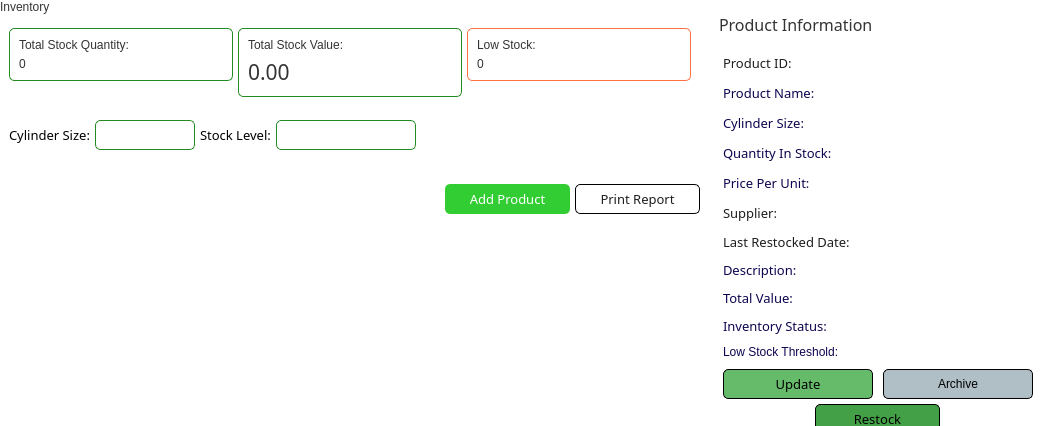
This is app/src/ui/NEW/inventory_page.ui in Kazu0210/Inventory-System as Qt 5 draws it before an edit; both pictures show x 0 to 1051 and y 0 to 426 of the 1051 by 771 pixel window. The edited form follows.
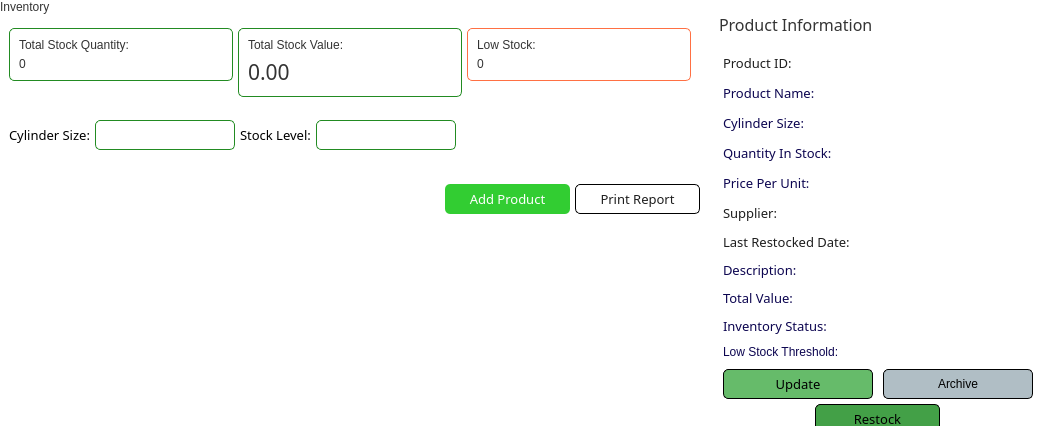
This is the edited form.

The edit to the form file:
```diff
--- a/app/src/ui/NEW/inventory_page.ui
+++ b/app/src/ui/NEW/inventory_page.ui
@@ -496,13 +496,13 @@
                   </property>
                   <property name="minimumSize">
                    <size>
-                    <width>100</width>
+                    <width>140</width>
                     <height>30</height>
                    </size>
                   </property>
                   <property name="maximumSize">
                    <size>
-                    <width>100</width>
+                    <width>140</width>
                     <height>30</height>
                    </size>
                   </property>
@@ -1000,7 +1000,7 @@
                      </property>
                      <property name="minimumSize">
                       <size>
-                       <width>120</width>
+                       <width>135</width>
                        <height>20</height>
                       </size>
                      </property>
@@ -1026,6 +1026,12 @@
                    </item>
                    <item>
                     <widget class="QLabel" name="productID_label">
+                     <property name="sizePolicy">
+                      <sizepolicy hsizetype="Expanding" vsizetype="Preferred">
+                       <horstretch>0</horstretch>
+                       <verstretch>0</verstretch>
+                      </sizepolicy>
+                     </property>
                      <property name="minimumSize">
                       <size>
                        <width>0</width>
@@ -1092,7 +1098,7 @@
                      </property>
                      <property name="minimumSize">
                       <size>
-                       <width>120</width>
+                       <width>135</width>
                        <height>20</height>
                       </size>
                      </property>
@@ -1123,7 +1129,7 @@
                    <item>
                     <widget class="QLabel" name="productName_label">
                      <property name="sizePolicy">
-                      <sizepolicy hsizetype="Preferred" vsizetype="Preferred">
+                      <sizepolicy hsizetype="Expanding" vsizetype="Preferred">
                        <horstretch>0</horstretch>
                        <verstretch>0</verstretch>
                       </sizepolicy>
@@ -1188,7 +1194,7 @@
                      </property>
                      <property name="minimumSize">
                       <size>
-                       <width>120</width>
+                       <width>135</width>
                        <height>20</height>
                       </size>
                      </property>
@@ -1213,7 +1219,7 @@
                    <item>
                     <widget class="QLabel" name="cylinderSize_label">
                      <property name="sizePolicy">
-                      <sizepolicy hsizetype="Preferred" vsizetype="Preferred">
+                      <sizepolicy hsizetype="Expanding" vsizetype="Preferred">
                        <horstretch>0</horstretch>
                        <verstretch>0</verstretch>
                       </sizepolicy>
@@ -1278,7 +1284,7 @@
                      </property>
                      <property name="minimumSize">
                       <size>
-                       <width>120</width>
+                       <width>135</width>
                        <height>20</height>
                       </size>
                      </property>
@@ -1303,7 +1309,7 @@
                    <item>
                     <widget class="QLabel" name="quantity_label">
                      <property name="sizePolicy">
-                      <sizepolicy hsizetype="Preferred" vsizetype="Preferred">
+                      <sizepolicy hsizetype="Expanding" vsizetype="Preferred">
                        <horstretch>0</horstretch>
                        <verstretch>0</verstretch>
                       </sizepolicy>
@@ -1368,7 +1374,7 @@
                      </property>
                      <property name="minimumSize">
                       <size>
-                       <width>120</width>
+                       <width>135</width>
                        <height>20</height>
                       </size>
                      </property>
@@ -1393,7 +1399,7 @@
                    <item>
                     <widget class="QLabel" name="price_label">
                      <property name="sizePolicy">
-                      <sizepolicy hsizetype="Preferred" vsizetype="Preferred">
+                      <sizepolicy hsizetype="Expanding" vsizetype="Preferred">
                        <horstretch>0</horstretch>
                        <verstretch>0</verstretch>
                       </sizepolicy>
@@ -1458,7 +1464,7 @@
                      </property>
                      <property name="minimumSize">
                       <size>
-                       <width>120</width>
+                       <width>135</width>
                        <height>20</height>
                       </size>
                      </property>
@@ -1484,6 +1490,12 @@
                    </item>
                    <item>
                     <widget class="QLabel" name="supplier_label">
+                     <property name="sizePolicy">
+                      <sizepolicy hsizetype="Expanding" vsizetype="Preferred">
+                       <horstretch>0</horstretch>
+                       <verstretch>0</verstretch>
+                      </sizepolicy>
+                     </property>
                      <property name="minimumSize">
                       <size>
                        <width>0</width>
@@ -1544,7 +1556,7 @@
                     <widget class="QLabel" name="label_16">
                      <property name="minimumSize">
                       <size>
-                       <width>120</width>
+                       <width>135</width>
                        <height>0</height>
                       </size>
                      </property>
@@ -1633,7 +1645,7 @@
                      </property>
                      <property name="minimumSize">
                       <size>
-                       <width>120</width>
+                       <width>135</width>
                        <height>0</height>
                       </size>
                      </property>
@@ -1682,7 +1694,7 @@
                       <item>
                        <widget class="QLabel" name="description_label">
                         <property name="sizePolicy">
-                         <sizepolicy hsizetype="Preferred" vsizetype="Preferred">
+                         <sizepolicy hsizetype="Expanding" vsizetype="Preferred">
                           <horstretch>0</horstretch>
                           <verstretch>0</verstretch>
                          </sizepolicy>
@@ -1750,7 +1762,7 @@
                      </property>
                      <property name="minimumSize">
                       <size>
-                       <width>120</width>
+                       <width>135</width>
                        <height>0</height>
                       </size>
                      </property>
@@ -1775,7 +1787,7 @@
                    <item>
                     <widget class="QLabel" name="totalValue_label">
                      <property name="sizePolicy">
-                      <sizepolicy hsizetype="Preferred" vsizetype="Preferred">
+                      <sizepolicy hsizetype="Expanding" vsizetype="Preferred">
                        <horstretch>0</horstretch>
                        <verstretch>0</verstretch>
                       </sizepolicy>
@@ -1831,7 +1843,7 @@
                      </property>
                      <property name="minimumSize">
                       <size>
-                       <width>120</width>
+                       <width>135</width>
                        <height>0</height>
                       </size>
                      </property>
@@ -1862,7 +1874,7 @@
                    <item>
                     <widget class="QLabel" name="status_label">
                      <property name="sizePolicy">
-                      <sizepolicy hsizetype="Preferred" vsizetype="Preferred">
+                      <sizepolicy hsizetype="Expanding" vsizetype="Preferred">
                        <horstretch>0</horstretch>
                        <verstretch>0</verstretch>
                       </sizepolicy>
@@ -1912,7 +1924,7 @@
                     <widget class="QLabel" name="label">
                      <property name="minimumSize">
                       <size>
-                       <width>120</width>
+                       <width>135</width>
                        <height>0</height>
                       </size>
                      </property>
@@ -1927,6 +1939,12 @@
                    </item>
                    <item>
                     <widget class="QLabel" name="low_stock_threshold_label">
+                     <property name="sizePolicy">
+                      <sizepolicy hsizetype="Expanding" vsizetype="Preferred">
+                       <horstretch>0</horstretch>
+                       <verstretch>0</verstretch>
+                      </sizepolicy>
+                     </property>
                      <property name="maximumSize">
                       <size>
                        <width>16777215</width>
```
Left out of the diff: 4 changed lines with no effect on the pictures.
